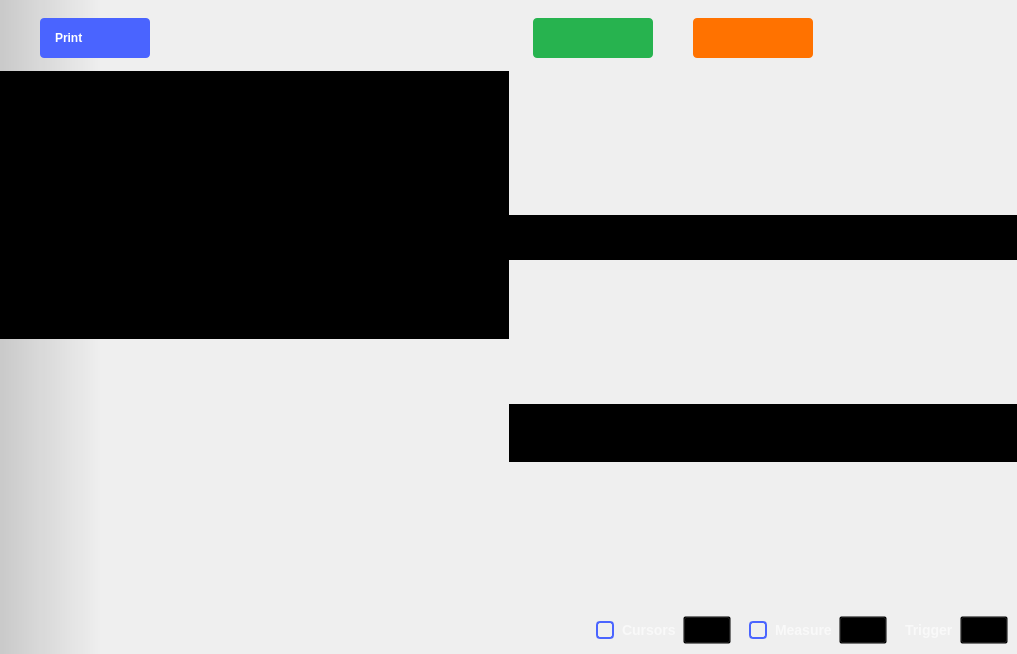
Old version of the form ui/oscilloscope.ui in the repository analogdevicesinc/scopy.
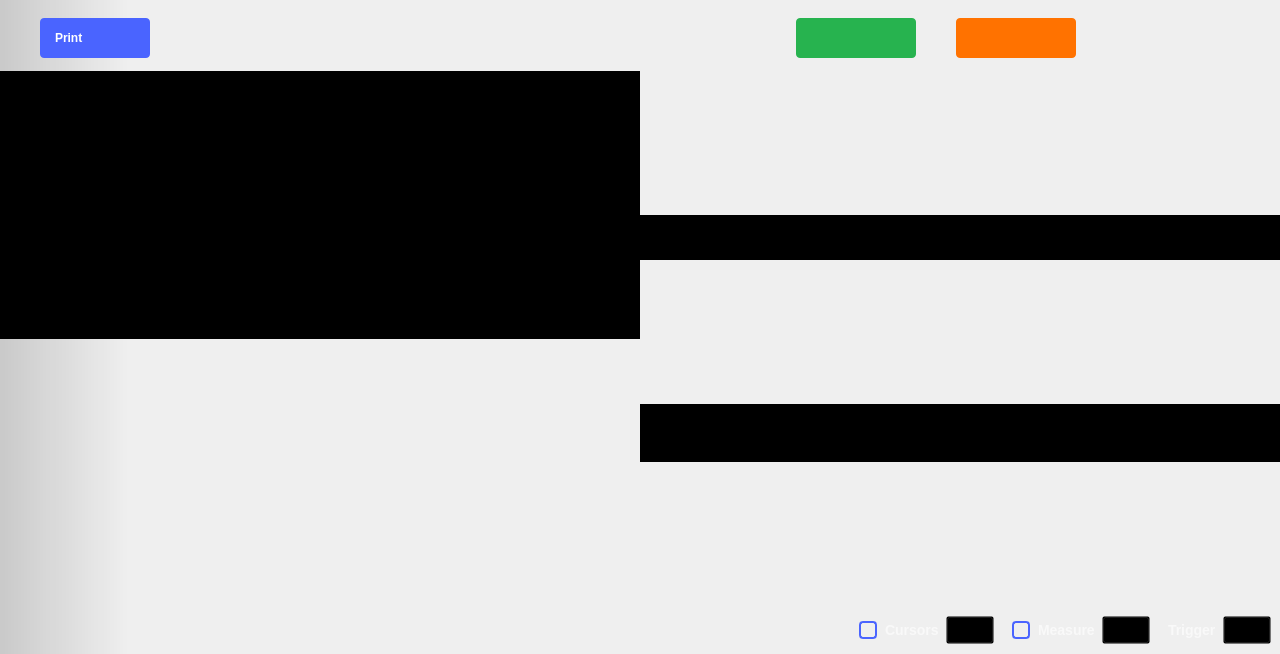
New version of the form. Icons and pictures are not drawn. Custom widgets are drawn as their Qt base class.

Commit message: Osc: Limit the maximum size of the osc when detached

What changed in the file:
```diff
--- a/ui/oscilloscope.ui
+++ b/ui/oscilloscope.ui
@@ -16,6 +16,12 @@
     <verstretch>0</verstretch>
    </sizepolicy>
   </property>
+  <property name="minimumSize">
+   <size>
+    <width>1280</width>
+    <height>0</height>
+   </size>
+  </property>
   <property name="windowTitle">
    <string>Scopy Oscilloscope</string>
   </property>
```
The commit also changes 2 other files.
